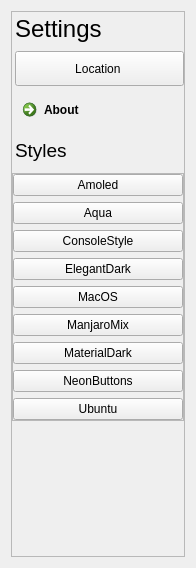
The window that MyNotesMaker/MyNotesMaker/settingswidget.ui (pvasya/OOOP) describes before a commit, drawn with Qt 5.
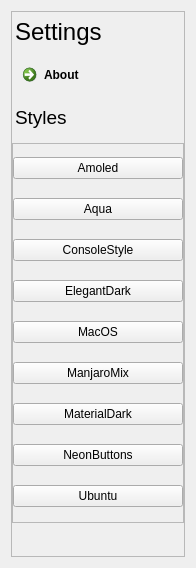
The same window after the commit.

```diff
--- a/MyNotesMaker/MyNotesMaker/settingswidget.ui
+++ b/MyNotesMaker/MyNotesMaker/settingswidget.ui
@@ -52,7 +52,7 @@
          <property name="maximumSize">
           <size>
            <width>16777215</width>
-           <height>155</height>
+           <height>125</height>
           </size>
          </property>
          <layout class="QVBoxLayout" name="verticalLayout_5">
@@ -86,31 +86,12 @@
             </property>
            </widget>
           </item>
-          <item>
-           <widget class="QPushButton" name="locationbtn">
-            <property name="minimumSize">
-             <size>
-              <width>0</width>
-              <height>35</height>
-             </size>
-            </property>
-            <property name="maximumSize">
-             <size>
-              <width>16777215</width>
-              <height>40</height>
-             </size>
-            </property>
-            <property name="text">
-             <string>Location </string>
-            </property>
-           </widget>
-          </item>
           <item>
            <widget class="QCommandLinkButton" name="aboutbtn">
             <property name="maximumSize">
              <size>
               <width>16777215</width>
-              <height>50</height>
+              <height>35</height>
              </size>
             </property>
             <property name="text">
@@ -144,6 +125,12 @@
        </item>
        <item>
         <widget class="QWidget" name="widget_2" native="true">
+         <property name="maximumSize">
+          <size>
+           <width>16777215</width>
+           <height>16777215</height>
+          </size>
+         </property>
          <layout class="QVBoxLayout" name="verticalLayout_2">
           <property name="spacing">
            <number>3</number>
@@ -162,10 +149,16 @@
           </property>
           <item alignment="Qt::AlignTop">
            <widget class="QScrollArea" name="scrollArea_2">
+            <property name="minimumSize">
+             <size>
+              <width>0</width>
+              <height>380</height>
+             </size>
+            </property>
             <property name="maximumSize">
              <size>
               <width>16777215</width>
-              <height>350</height>
+              <height>407</height>
              </size>
             </property>
             <property name="widgetResizable">
@@ -177,7 +170,7 @@
                <x>0</x>
                <y>0</y>
                <width>173</width>
-               <height>317</height>
+               <height>378</height>
               </rect>
              </property>
              <layout class="QVBoxLayout" name="verticalLayout">
```
